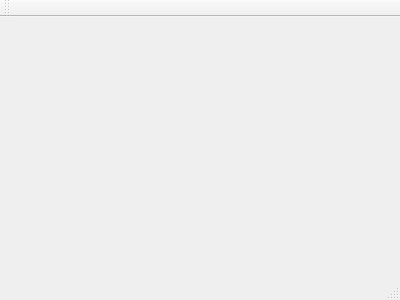
Before: the Qt Designer form pcmwindow.ui in LovesTha/PyeCollectionManager, drawn with Qt 5.
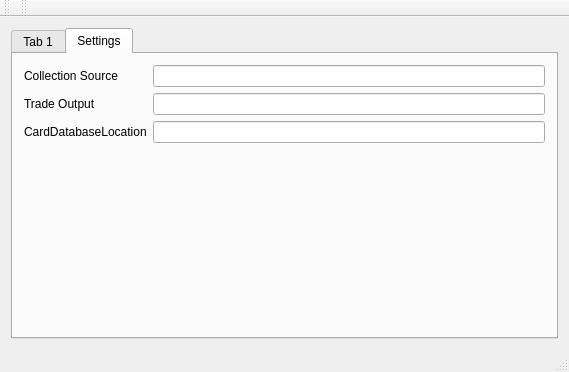
After: the same form once the commit is applied. The open tabs and pages were chosen to show the change.

Commit message: A first nights work, scanning cards are received and some start on parsing the csv

The edit to the form file:
```diff
--- a/pcmwindow.ui
+++ b/pcmwindow.ui
@@ -1,24 +1,111 @@
 <ui version="4.0">
  <class>PCMWindow</class>
- <widget class="QMainWindow" name="PCMWindow" >
-  <property name="geometry" >
+ <widget class="QMainWindow" name="PCMWindow">
+  <property name="geometry">
    <rect>
     <x>0</x>
     <y>0</y>
-    <width>400</width>
-    <height>300</height>
+    <width>569</width>
+    <height>372</height>
    </rect>
   </property>
   <property name="windowTitle" >
    <string>PCMWindow</string>
   </property>
-  <widget class="QMenuBar" name="menuBar" />
-  <widget class="QToolBar" name="mainToolBar" />
-  <widget class="QWidget" name="centralWidget" />
-  <widget class="QStatusBar" name="statusBar" />
+  <widget class="QWidget" name="centralWidget">
+   <layout class="QGridLayout" name="gridLayout">
+    <item row="0" column="0">
+     <widget class="QTabWidget" name="tabWidget">
+      <property name="currentIndex">
+       <number>0</number>
+      </property>
+      <widget class="QWidget" name="MainTab">
+       <attribute name="title">
+        <string>Tab 1</string>
+       </attribute>
+       <layout class="QVBoxLayout" name="verticalLayout">
+        <item>
+         <widget class="QLabel" name="cardAction">
+          <property name="text">
+           <string>No Card Detected</string>
+          </property>
+         </widget>
+        </item>
+       </layout>
+      </widget>
+      <widget class="QWidget" name="SettingsTab">
+       <attribute name="title">
+        <string>Settings</string>
+       </attribute>
+       <layout class="QFormLayout" name="formLayout">
+        <item row="0" column="0">
+         <widget class="QLabel" name="collectionSourceLabel">
+          <property name="text">
+           <string>Collection Source</string>
+          </property>
+         </widget>
+        </item>
+        <item row="0" column="1">
+         <widget class="QLineEdit" name="collectionSourceLineEdit"/>
+        </item>
+        <item row="1" column="0">
+         <widget class="QLabel" name="tradeOutputLabel">
+          <property name="text">
+           <string>Trade Output</string>
+          </property>
+         </widget>
+        </item>
+        <item row="2" column="0">
+         <widget class="QLabel" name="cardDatabaseLocationLabel">
+          <property name="text">
+           <string>CardDatabaseLocation</string>
+          </property>
+         </widget>
+        </item>
+        <item row="1" column="1">
+         <widget class="QLineEdit" name="tradeOutputLineEdit"/>
+        </item>
+        <item row="2" column="1">
+         <widget class="QLineEdit" name="cardDatabaseLocationLineEdit"/>
+        </item>
+       </layout>
+      </widget>
+     </widget>
+    </item>
+   </layout>
+  </widget>
+  <widget class="QMenuBar" name="menuBar">
+   <property name="geometry">
+    <rect>
+     <x>0</x>
+     <y>0</y>
+     <width>569</width>
+     <height>25</height>
+    </rect>
+   </property>
+  </widget>
+  <widget class="QToolBar" name="mainToolBar">
+   <attribute name="toolBarArea">
+    <enum>TopToolBarArea</enum>
+   </attribute>
+   <attribute name="toolBarBreak">
+    <bool>false</bool>
+   </attribute>
+  </widget>
+  <widget class="QStatusBar" name="statusBar"/>
+  <widget class="QToolBar" name="toolBar">
+   <property name="windowTitle">
+    <string>toolBar</string>
+   </property>
+   <attribute name="toolBarArea">
+    <enum>TopToolBarArea</enum>
+   </attribute>
+   <attribute name="toolBarBreak">
+    <bool>false</bool>
+   </attribute>
+  </widget>
  </widget>
- <layoutDefault spacing="6" margin="11" />
- <pixmapfunction></pixmapfunction>
+ <layoutdefault spacing="6" margin="11"/>
  <resources/>
  <connections/>
 </ui>
```
Left out of the diff: 3 changed lines with no effect on the pictures. The commit also changes 3 other files.
